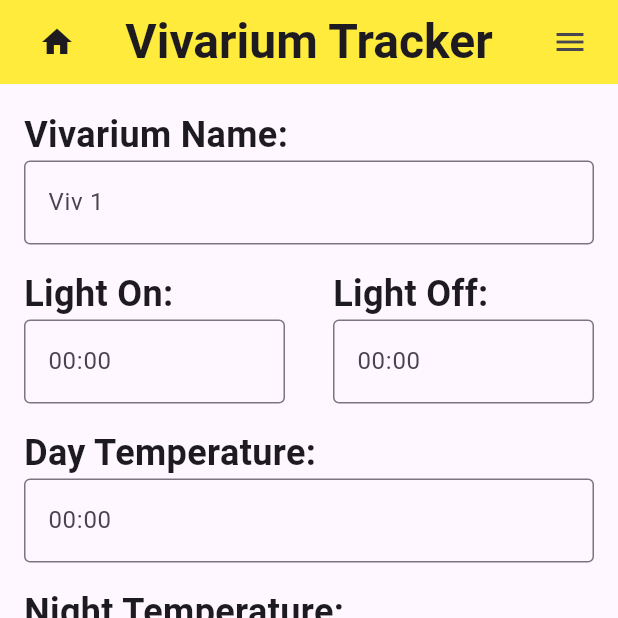
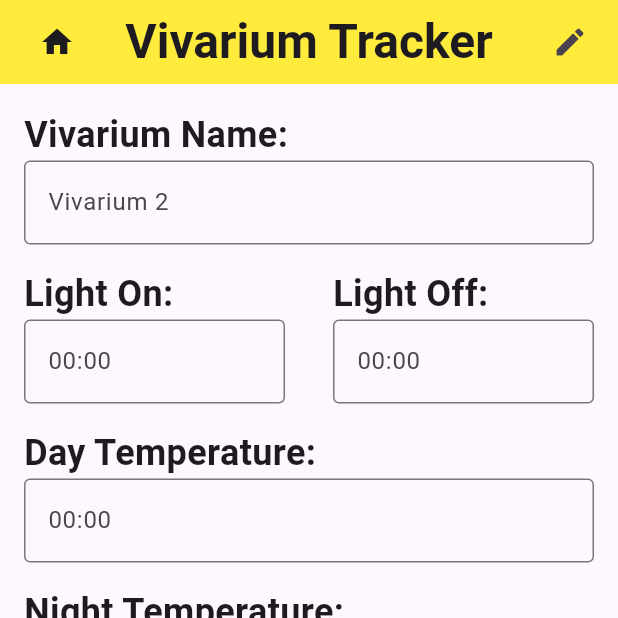
Before and after one commit to matrjones/CO7100-Research-Dissertation, a Flutter app: the screen it shows after launch, after a tap on "Vivarium 2", on a phone screen of 412 x 824 dp, the top half of it. Run offline on Flutter 3.47's test engine with Material 3 defaults, Android fonts, the light colour scheme and no system bars.

Commit message:
Updated UI for detail and edit page, including a delete alert

```diff
--- a/reptile_app/lib/pages/my_homepage/my_homepage.dart
+++ b/reptile_app/lib/pages/my_homepage/my_homepage.dart
@@ -31,7 +31,7 @@ class _MyHomePageState extends State<MyHomePage> {
     // fast, so that you can just rebuild anything that needs updating rather
     // than having to individually change instances of widgets.
     return const Scaffold(
-      appBar: HeaderBar(),
+      appBar: HeaderBar(edit: false,),
       body:
           HomepageBody(), // This trailing comma makes auto-formatting nicer for build methods.
     );
--- a/reptile_app/lib/pages/my_homepage/widgets/homepage_body.dart
+++ b/reptile_app/lib/pages/my_homepage/widgets/homepage_body.dart
@@ -1,8 +1,3 @@
-/*
-  TODO:
-    - change search bar so it does not include add new viv card
-*/
-
 import 'package:flutter/material.dart';
 import 'package:reptile_app/models/vivarium.dart';
 import 'package:reptile_app/pages/my_homepage/widgets/add_vivarium_card.dart';
@@ -88,10 +83,12 @@ class _HomepageBodyState extends State<HomepageBody> {
               itemBuilder: (context, index) {
                 if (index < visibleVivaria.length) {
                   return GestureDetector(
-                      onTap: moveToVivariumDisplay,
+                      onTap: () { moveToVivariumDisplay(index); },
                       child: VivariumCard(vivarium: visibleVivaria[index]));
                 }
-                return const AddVivariumCard();
+                if(searchController.text.isEmpty) {
+                  return const AddVivariumCard();
+                }
               },
             ),
           ),
@@ -100,11 +97,16 @@ class _HomepageBodyState extends State<HomepageBody> {
     );
   }
 
-  void moveToVivariumDisplay() {
+  void moveToVivariumDisplay(int index) {
     Navigator.push(
         context,
         MaterialPageRoute(
             builder: (context) => VivariumDisplay(
-                title: "Vivarium Display", vivarium: allVivaria[0])));
+              title: "Vivarium Display",
+              vivarium: visibleVivaria[index],
+              detail: true,
+            )
+        )
+    );
   }
 }
--- a/reptile_app/lib/pages/shared/header_bar.dart
+++ b/reptile_app/lib/pages/shared/header_bar.dart
@@ -1,8 +1,16 @@
+import 'dart:developer';
+
+import 'package:flutter/foundation.dart';
 import 'package:flutter/material.dart';
+import 'package:reptile_app/models/vivarium.dart';
 import 'package:reptile_app/pages/my_homepage/my_homepage.dart';
+import 'package:reptile_app/pages/vivarium_display/vivarium_display.dart';
 
 class HeaderBar extends StatefulWidget implements PreferredSizeWidget {
-  const HeaderBar({super.key});
+  const HeaderBar({super.key, required this.edit, this.vivarium});
+
+  final Vivarium? vivarium;
+  final bool edit;
 
   @override
   Size get preferredSize => Size.fromHeight(AppBar().preferredSize.height + 1);
@@ -35,14 +43,15 @@ class _HeaderBarState extends State<HeaderBar> {
             child: Icon(Icons.home),
           ),
         ),
-
-        // SETTINGS BUTTON
         actions: <Widget>[
-          Padding(
-            padding: const EdgeInsets.only(right: 20),
-            child: GestureDetector(
-              onTap: moveToSettings,
-              child: const Icon(Icons.menu),
+          Visibility(
+            visible: widget.edit,
+            child: Padding(
+              padding: const EdgeInsets.only(right: 20),
+              child: GestureDetector(
+                onTap: moveToVivariumEdit,
+                child: const Icon(Icons.edit),
+              ),
             ),
           ),
         ],
@@ -55,9 +64,22 @@ class _HeaderBarState extends State<HeaderBar> {
     Navigator.push(
         context,
         MaterialPageRoute(
-            builder: (context) => const MyHomePage(title: "Homepage")));
+          builder: (context) => const MyHomePage(title: "Homepage")
+        )
+    );
   }
 
   // SETTINGS BUTTON METHOD
-  void moveToSettings() {}
+  void moveToVivariumEdit() {
+    Navigator.push(
+        context,
+        MaterialPageRoute(
+          builder: (context) => VivariumDisplay(
+            title: "Vivarium Edit",
+            vivarium: widget.vivarium,
+            detail: false,
+          )
+        )
+    );
+  }
 }
--- a/reptile_app/lib/pages/vivarium_display/vivarium_display.dart
+++ b/reptile_app/lib/pages/vivarium_display/vivarium_display.dart
@@ -6,10 +6,11 @@ import '../../models/vivarium.dart';
 
 class VivariumDisplay extends StatefulWidget {
   const VivariumDisplay(
-      {super.key, required this.title, required this.vivarium});
+      {super.key, required this.title, required this.vivarium, required this.detail});
 
   final String title;
-  final Vivarium vivarium;
+  final Vivarium? vivarium;
+  final bool detail;
 
   @override
   State<VivariumDisplay> createState() => _VivariumDisplayState();
@@ -19,10 +20,14 @@ class _VivariumDisplayState extends State<VivariumDisplay> {
   @override
   Widget build(BuildContext context) {
     return Scaffold(
-      appBar: const HeaderBar(),
+      appBar: HeaderBar(
+        edit: widget.detail,
+        vivarium: widget.vivarium,
+      ),
       body: VivariumDisplayBody(
-          vivarium: widget
-              .vivarium), // This trailing comma makes auto-formatting nicer for build methods.
+        vivarium: widget.vivarium,
+        detail: widget.detail,
+      ), // This trailing comma makes auto-formatting nicer for build methods.
     );
   }
 }
--- a/reptile_app/lib/pages/vivarium_display/widgets/vivarium_display_body.dart
+++ b/reptile_app/lib/pages/vivarium_display/widgets/vivarium_display_body.dart
@@ -1,17 +1,19 @@
 /*
-  TODO:
-    - make viv display specific info
+TODO
+  -  implement delete functionality
+  -  implement save functionality
 */
 
 import 'package:flutter/material.dart';
-
+import 'package:reptile_app/pages/vivarium_display/vivarium_display.dart';
 import '../../../models/vivarium.dart';
 
 class VivariumDisplayBody extends StatefulWidget
     implements PreferredSizeWidget {
-  const VivariumDisplayBody({super.key, required this.vivarium});
+  const VivariumDisplayBody({super.key, required this.vivarium, required this.detail});
 
-  final Vivarium vivarium;
+  final Vivarium? vivarium;
+  final bool detail;
 
   @override
   Size get preferredSize => Size.fromHeight(AppBar().preferredSize.height + 1);
@@ -38,6 +40,8 @@ class _VivariumDisplayBodyState extends State<VivariumDisplayBody> {
     return Scaffold(
       body: SingleChildScrollView(
         // VIVARIUM NAME
+        child: IgnorePointer(
+        ignoring: widget.detail,
           child: Column(
             children: [
               Padding(
@@ -54,7 +58,7 @@ class _VivariumDisplayBodyState extends State<VivariumDisplayBody> {
                         TextField(
                           controller: vivNameController,
                           decoration: InputDecoration(
-                          labelText: widget.vivarium.name,
+                            labelText: widget.vivarium?.name,
                             border: const OutlineInputBorder(),
                           ),
                         ),
@@ -244,9 +248,132 @@ class _VivariumDisplayBodyState extends State<VivariumDisplayBody> {
                   ),
                 ],
               ),
+
+              // DETAIL BUTTONS
+              Visibility(
+                visible: !widget.detail,
+                child: Column(
+                  children: [
+
+                    // SAVE BUTTON
+                    Padding(
+                      padding: const EdgeInsets.fromLTRB(64, 32, 64, 16),
+                      child: Row(
+                        children: [
+                          Expanded(
+                            child: ElevatedButton(
+                              onPressed: saveButtonPressed,
+                              style: ButtonStyle(
+                                foregroundColor: WidgetStateProperty.all<Color>(Colors.white),
+                                backgroundColor: WidgetStateProperty.all<Color>(Colors.indigo),
+                                textStyle: WidgetStateProperty.all<TextStyle>(
+                                  const TextStyle(fontSize: 32, fontWeight: FontWeight.bold),
+                                ),
+                              ),
+                              child: const Text('Save'),
+                            ),
+                          ),
                         ],
+                      ),
+                    ),
+
+                    // CANCEL BUTTON
+                    Padding(
+                      padding: const EdgeInsets.fromLTRB(64, 0, 64, 16),
+                      child: Row(
+                        children: [
+                          Expanded(
+                            child: ElevatedButton(
+                              onPressed: cancelButtonPressed,
+                              style: ButtonStyle(
+                                foregroundColor: WidgetStateProperty.all<Color>(Colors.black),
+                                backgroundColor: WidgetStateProperty.all<Color>(Colors.white38),
+                                textStyle: WidgetStateProperty.all<TextStyle>(
+                                  const TextStyle(fontSize: 32, fontWeight: FontWeight.bold),
+                                ),
+                              ),
+                              child: const Text('Cancel'),
+                            ),
+                          ),
+                        ],
+                      ),
+                    ),
+
+                    // DELETE BUTTON
+                    Padding(
+                      padding: const EdgeInsets.fromLTRB(64, 0, 64, 16),
+                      child: Row(
+                        children: [
+                          Expanded(
+                            child: ElevatedButton(
+                              onPressed: () {deleteButtonPressed(context);},
+                              style: ButtonStyle(
+                                foregroundColor: WidgetStateProperty.all<Color>(Colors.white),
+                                backgroundColor: WidgetStateProperty.all<Color>(Colors.red),
+                                textStyle: WidgetStateProperty.all<TextStyle>(
+                                  const TextStyle(fontSize: 32, fontStyle: FontStyle.italic, fontWeight: FontWeight.bold),
+                                ),
+                              ),
+                              child: const Text('Delete'),
+                            ),
+                          ),
+                        ],
+                      ),
+                    ),
+                  ],
+                ),
+              )
+            ],
+          ),
         ),
       ),
     );
   }
+
+  void saveButtonPressed() {
+
   }
+
+  void cancelButtonPressed() {
+    Navigator.push(
+        context,
+        MaterialPageRoute(
+            builder: (context) => VivariumDisplay(
+              title: "Vivarium Display",
+              vivarium: widget.vivarium,
+              detail: true,
+            )
+        )
+    );
+  }
+
+  // DELETE ALERT
+  void deleteButtonPressed(BuildContext context) {
+    Widget noButton = TextButton(
+      child: const Text("No"),
+      onPressed: () {
+        Navigator.pop(context);
+      },
+    );
+    Widget yesButton = TextButton(
+      child: const Text("Yes"),
+      onPressed: () {
+        Navigator.pop(context);
+      },
+    );
+    AlertDialog alert = AlertDialog(
+      title: const Text("Warning!"),
+      content: const Text("Are you sure you want to delete this vivarium?"),
+      actions: [
+        noButton,
+        yesButton,
+      ],
+    );
+    showDialog(
+      context: context,
+      builder: (BuildContext context) {
+        return alert;
+      },
+    );
+  }
+}
```
Also changed, not shown: reptile_app/pubspec.lock, 1 other file. Lines whose indentation alone changed are shown as unchanged.
